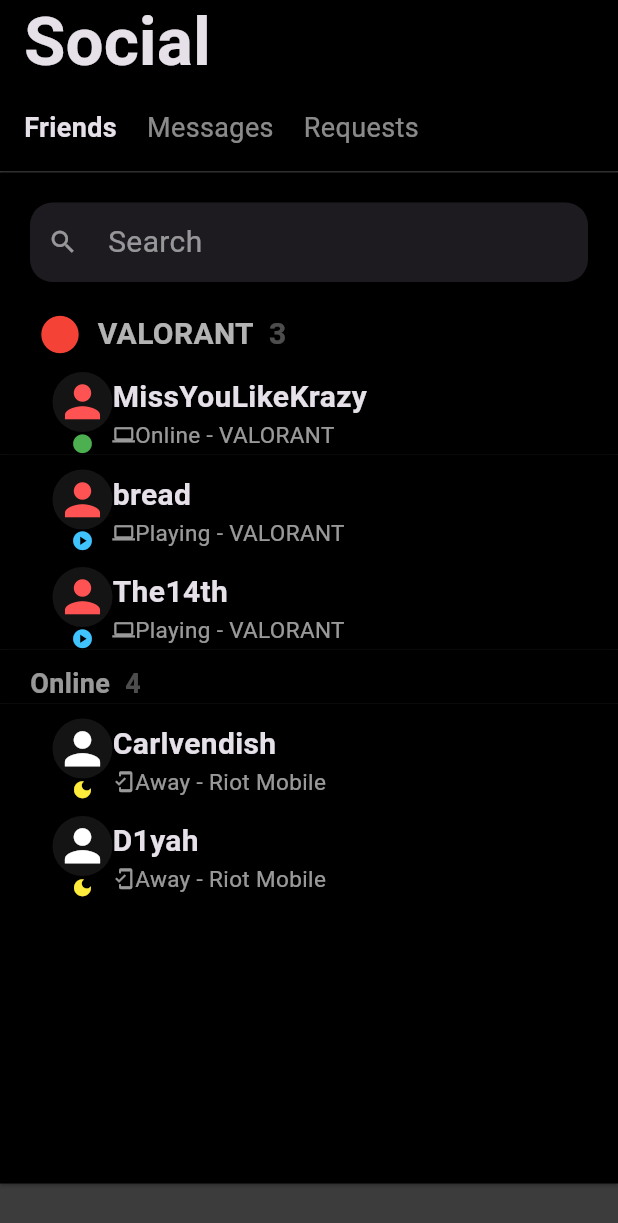
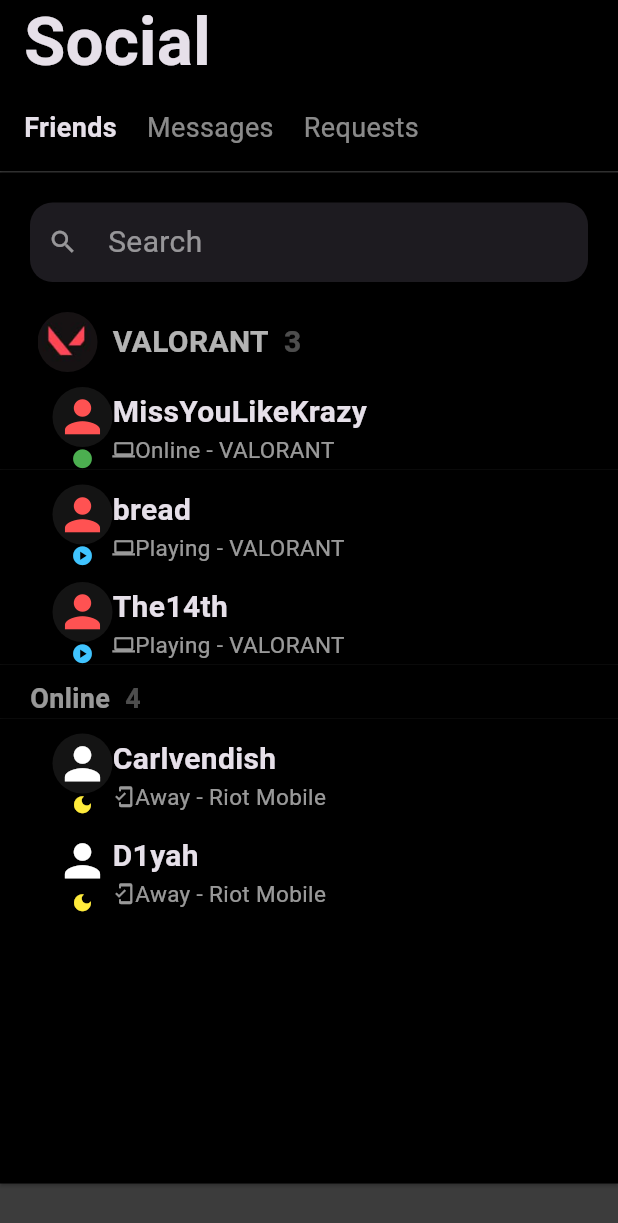
Before and after one commit to bryankinyo/IT314AB_QUINO, a Flutter app: the screen it shows after launch, on a phone screen of 412 x 824 dp. Shown: the top 1223 px of the screen. Run offline on Flutter 3.47's test engine with Material 3 defaults, Android fonts, the light colour scheme and no system bars; Roboto replaces fonts that are missing (arial).

Commit message:
feat: add midterm exam

```diff
--- a/feature_exam2/lib/main.dart
+++ b/feature_exam2/lib/main.dart
@@ -1,4 +1,5 @@
 import 'package:flutter/material.dart';
+import 'messages.dart';
 
 void main() {
   runApp(const MyApp());
@@ -7,7 +8,6 @@
 class MyApp extends StatelessWidget {
   const MyApp({super.key});
 
-  // This widget is the root of your application.
   @override
   Widget build(BuildContext context) {
     return MaterialApp(
@@ -17,30 +17,17 @@
         brightness: Brightness.dark,
         scaffoldBackgroundColor: const Color.fromARGB(255, 60, 60, 60),
       ),
-      home: _MyHomePageState(),
+      home: MyHomePageState(),
     );
   }
 }
 
-// class MyHomePage extends StatefulWidget {
-//   const MyHomePage({super.key, required this.title});
+class MyHomePageState extends StatefulWidget {
+  @override
+  State<MyHomePageState> createState() => _MyHomePageState();
+}
 
-//   // This widget is the home page of your application. It is stateful, meaning
-//   // that it has a State object (defined below) that contains fields that affect
-//   // how it looks.
-
-//   // This class is the configuration for the state. It holds the values (in this
-//   // case the title) provided by the parent (in this case the App widget) and
-//   // used by the build method of the State. Fields in a Widget subclass are
-//   // always marked "final".
-
-//   final String title;
-
-//   @override
-//   State<MyHomePage> createState() => _MyHomePageState();
-// }
-
-class _MyHomePageState extends StatelessWidget {
+class _MyHomePageState extends State<MyHomePageState> {
   final String friends = 'Friends';
   final String messages = 'Messages';
   final String requests = 'Requests';
@@ -49,24 +36,22 @@
   final String playing = 'Playing';
   final String away = 'Away';
   final String game = 'VALORANT';
+
   final int pcOnlineCount = 3;
   final int onlineCount = 4;
+
   final String user1 = 'MissYouLikeKrazy';
   final String user2 = 'bread';
   final String user3 = 'The14th';
   final String user4 = 'Carlvendish';
   final String user5 = 'D1yah';
+
   final String device = 'Riot Mobile';
 
+  final String Logo = 'assets/Screenshot 2026-09-17 133839.png';
 
   @override
   Widget build(BuildContext context) {
-    // This method is rerun every time setState is called, for instance as done
-    // by the _incrementCounter method above.
-    //
-    // The Flutter framework has been optimized to make rerunning build methods
-    // fast, so that you can just rebuild anything that needs updating rather
-    // than having to individually change instances of widgets.
     return Scaffold(
       appBar: AppBar(
         backgroundColor: Colors.black,
@@ -79,13 +64,18 @@
           ),
         ),
       ),
-      body: Center(
-        child: Column(
-          mainAxisAlignment: .start,
+
+      body: ListView.builder(
+        itemCount: 1,
+        itemBuilder: (context, index) {
+          return Column(
+            mainAxisAlignment: MainAxisAlignment.start,
             children: [
               Card(
                 margin: EdgeInsets.zero,
-              shape: RoundedRectangleBorder(borderRadius: BorderRadius.zero),
+                shape: RoundedRectangleBorder(
+                  borderRadius: BorderRadius.zero,
+                ),
                 color: Colors.black,
                 child: Padding(
                   padding: EdgeInsetsGeometry.all(16.0),
@@ -102,16 +92,35 @@
 
                       SizedBox(width: 20),
 
-                    Text(
+
+                      GestureDetector(
+                        onTap: () {
+                          Navigator.push(
+                            context,
+                            MaterialPageRoute(
+                              builder: (context) => ValorantMessages(),
+                            ),
+                          );
+                        },
+                        child: Text(
                           '$messages',
-                      style: TextStyle(fontSize: 18, fontFamily: 'sans-serif', color: Colors.white54),
+                          style: TextStyle(
+                            fontSize: 18,
+                            fontFamily: 'sans-serif',
+                            color: Colors.white54,
+                          ),
+                        ),
                       ),
 
                       SizedBox(width: 20),
 
                       Text(
                         '$requests',
-                      style: TextStyle(fontSize: 18, fontFamily: 'sans-serif', color: Colors.white54),
+                        style: TextStyle(
+                          fontSize: 18,
+                          fontFamily: 'sans-serif',
+                          color: Colors.white54,
+                        ),
                       ),
                     ],
                   ),
@@ -119,8 +128,15 @@
               ),
 
               Card(
-              margin: EdgeInsets.only(top: 1, bottom: 0, left: 0, right: 0),
-              shape: RoundedRectangleBorder(borderRadius: BorderRadius.zero),
+                margin: EdgeInsets.only(
+                  top: 1,
+                  bottom: 0,
+                  left: 0,
+                  right: 0,
+                ),
+                shape: RoundedRectangleBorder(
+                  borderRadius: BorderRadius.zero,
+                ),
                 color: Colors.black,
                 child: Padding(
                   padding: EdgeInsetsGeometry.all(16.0),
@@ -128,18 +144,25 @@
                     shape: RoundedRectangleBorder(
                       borderRadius: BorderRadiusGeometry.circular(15),
                     ),
-
                     child: Padding(
                       padding: EdgeInsetsGeometry.all(12),
                       child: Row(
                         children: [
-                        Icon(Icons.search, size: 20, color: Colors.white54),
+
+                          Icon(
+                            Icons.search,
+                            size: 20,
+                            color: Colors.white54,
+                          ),
 
                           SizedBox(width: 20),
 
                           Text(
                             '$search',
-                          style: TextStyle(fontSize: 20, color: Colors.white54),
+                            style: TextStyle(
+                              fontSize: 20,
+                              color: Colors.white54,
+                            ),
                           ),
                         ],
                       ),
@@ -148,9 +171,12 @@
                 ),
               ),
 
+
               Card(
                 margin: EdgeInsets.zero,
-              shape: RoundedRectangleBorder(borderRadius: BorderRadius.zero),
+                shape: RoundedRectangleBorder(
+                  borderRadius: BorderRadius.zero,
+                ),
                 color: Colors.black,
                 child: Padding(
                   padding: EdgeInsetsGeometry.only(
@@ -161,7 +187,12 @@
                   ),
                   child: Row(
                     children: [
-                    Icon(Icons.circle, color: Colors.red, size: 30),
+
+                      CircleAvatar(
+                        radius: 20,
+                        backgroundImage: AssetImage(Logo),
+                        backgroundColor: Colors.black,
+                      ),
 
                       SizedBox(width: 10),
 
@@ -191,9 +222,12 @@
                 ),
               ),
 
+
               Card(
                 margin: EdgeInsets.zero,
-              shape: RoundedRectangleBorder(borderRadius: BorderRadius.zero),
+                shape: RoundedRectangleBorder(
+                  borderRadius: BorderRadius.zero,
+                ),
                 color: Colors.black,
                 child: Padding(
                   padding: EdgeInsetsGeometry.only(
@@ -204,10 +238,17 @@
                   ),
                   child: Row(
                     children: [
+
                       Column(
                         children: [
+
                           CircleAvatar(
-                          backgroundColor: Color.fromARGB(255, 20, 20, 20),
+                            backgroundColor: Color.fromARGB(
+                              255,
+                              20,
+                              20,
+                              20,
+                            ),
                             child: Icon(
                               Icons.person,
                               size: 35,
@@ -215,13 +256,18 @@
                             ),
                           ),
 
-                        Icon(Icons.circle, size: 15, color: Colors.green),
+                          Icon(
+                            Icons.circle,
+                            size: 15,
+                            color: Colors.green,
+                          ),
                         ],
                       ),
 
                       Column(
                         crossAxisAlignment: CrossAxisAlignment.start,
                         children: [
+
                           Text(
                             '$user1',
                             style: TextStyle(
@@ -231,16 +277,24 @@
                             ),
                           ),
 
-                        Row(children: [
-                        Icon(Icons.computer, size: 15, color: Colors.white60),
+                          Row(
+                            children: [
+
+                              Icon(
+                                Icons.computer,
+                                size: 15,
+                                color: Colors.white60,
+                              ),
+
                               Text(
                                 '$online - $game',
                                 style: TextStyle(
                                   color: Colors.white60,
                                   fontSize: 15,
-                          )
-                          )
-                        ],)
+                                ),
+                              ),
+                            ],
+                          ),
                         ],
                       ),
                     ],
@@ -248,9 +302,12 @@
                 ),
               ),
 
+
               Card(
                 margin: EdgeInsets.zero,
-              shape: RoundedRectangleBorder(borderRadius: BorderRadius.zero),
+                shape: RoundedRectangleBorder(
+                  borderRadius: BorderRadius.zero,
+                ),
                 color: Colors.black,
                 child: Padding(
                   padding: EdgeInsetsGeometry.only(
@@ -261,10 +318,17 @@
                   ),
                   child: Row(
                     children: [
+
                       Column(
                         children: [
+
                           CircleAvatar(
-                          backgroundColor: Color.fromARGB(255, 20, 20, 20),
+                            backgroundColor: Color.fromARGB(
+                              255,
+                              20,
+                              20,
+                              20,
+                            ),
                             child: Icon(
                               Icons.person,
                               size: 35,
@@ -272,13 +336,18 @@
                             ),
                           ),
 
-                        Icon(Icons.play_circle, size: 15, color: Colors.lightBlueAccent),
+                          Icon(
+                            Icons.play_circle,
+                            size: 15,
+                            color: Colors.lightBlueAccent,
+                          ),
                         ],
                       ),
 
                       Column(
                         crossAxisAlignment: CrossAxisAlignment.start,
                         children: [
+
                           Text(
                             '$user2',
                             style: TextStyle(
@@ -288,16 +357,24 @@
                             ),
                           ),
 
-                        Row(children: [
-                        Icon(Icons.computer, size: 15, color: Colors.white60),
+                          Row(
+                            children: [
+
+                              Icon(
+                                Icons.computer,
+                                size: 15,
+                                color: Colors.white60,
+                              ),
+
                               Text(
                                 '$playing - $game',
                                 style: TextStyle(
                                   color: Colors.white60,
                                   fontSize: 15,
-                          )
-                          )
-                        ],)
+                                ),
+                              ),
+                            ],
+                          ),
                         ],
                       ),
                     ],
@@ -305,9 +382,12 @@
                 ),
               ),
 
+
               Card(
                 margin: EdgeInsets.zero,
-              shape: RoundedRectangleBorder(borderRadius: BorderRadius.zero),
+                shape: RoundedRectangleBorder(
+                  borderRadius: BorderRadius.zero,
+                ),
                 color: Colors.black,
                 child: Padding(
                   padding: EdgeInsetsGeometry.only(
@@ -318,10 +398,17 @@
                   ),
                   child: Row(
                     children: [
+
                       Column(
                         children: [
+
                           CircleAvatar(
-                          backgroundColor: Color.fromARGB(255, 20, 20, 20),
+                            backgroundColor: Color.fromARGB(
+                              255,
+                              20,
+                              20,
+                              20,
+                            ),
                             child: Icon(
                               Icons.person,
                               size: 35,
@@ -329,13 +416,18 @@
                             ),
                           ),
 
-                        Icon(Icons.play_circle, size: 15, color: Colors.lightBlueAccent),
+                          Icon(
+                            Icons.play_circle,
+                            size: 15,
+                            color: Colors.lightBlueAccent,
+                          ),
                         ],
                       ),
 
                       Column(
                         crossAxisAlignment: CrossAxisAlignment.start,
                         children: [
+
                           Text(
                             '$user3',
                             style: TextStyle(
@@ -345,16 +437,24 @@
                             ),
                           ),
 
-                        Row(children: [
-                        Icon(Icons.computer, size: 15, color: Colors.white60),
+                          Row(
+                            children: [
+
+                              Icon(
+                                Icons.computer,
+                                size: 15,
+                                color: Colors.white60,
+                              ),
+
                               Text(
                                 '$playing - $game',
                                 style: TextStyle(
                                   color: Colors.white60,
                                   fontSize: 15,
-                          )
-                          )
-                        ],)
+                                ),
+                              ),
+                            ],
+                          ),
                         ],
                       ),
                     ],
@@ -362,9 +462,12 @@
                 ),
               ),
 
+
               Card(
                 margin: EdgeInsets.zero,
-              shape: RoundedRectangleBorder(borderRadius: BorderRadius.zero),
+                shape: RoundedRectangleBorder(
+                  borderRadius: BorderRadius.zero,
+                ),
                 color: Colors.black,
                 child: Padding(
                   padding: EdgeInsetsGeometry.only(
@@ -373,14 +476,16 @@
                     top: 10,
                     bottom: 0,
                   ),
-                child: Row(children: [
+                  child: Row(
+                    children: [
+
                       Text(
                         'Online',
                         style: TextStyle(
                           color: Colors.white60,
                           fontSize: 18,
                           fontWeight: FontWeight.bold,
-                    )
+                        ),
                       ),
 
                       SizedBox(width: 10),
@@ -391,15 +496,19 @@
                           color: Colors.white30,
                           fontSize: 18,
                           fontWeight: FontWeight.bold,
-                    )
-                  )
-                ],)
+                        ),
+                      ),
+                    ],
+                  ),
                 ),
               ),
 
+
               Card(
                 margin: EdgeInsets.zero,
-              shape: RoundedRectangleBorder(borderRadius: BorderRadius.zero),
+                shape: RoundedRectangleBorder(
+                  borderRadius: BorderRadius.zero,
+                ),
                 color: Colors.black,
                 child: Padding(
                   padding: EdgeInsetsGeometry.only(
@@ -410,10 +519,17 @@
                   ),
                   child: Row(
                     children: [
+
                       Column(
                         children: [
+
                           CircleAvatar(
-                          backgroundColor: Color.fromARGB(255, 20, 20, 20),
+                            backgroundColor: Color.fromARGB(
+                              255,
+                              20,
+                              20,
+                              20,
+                            ),
                             child: Icon(
                               Icons.person,
                               size: 35,
@@ -421,13 +537,18 @@
                             ),
                           ),
 
-                        Icon(Icons.dark_mode, size: 15, color: Colors.yellow),
+                          Icon(
+                            Icons.dark_mode,
+                            size: 15,
+                            color: Colors.yellow,
+                          ),
                         ],
                       ),
 
                       Column(
                         crossAxisAlignment: CrossAxisAlignment.start,
                         children: [
+
                           Text(
                             '$user4',
                             style: TextStyle(
@@ -437,16 +558,24 @@
                             ),
                           ),
 
-                        Row(children: [
-                        Icon(Icons.mobile_friendly, size: 15, color: Colors.white60),
+                          Row(
+                            children: [
+
+                              Icon(
+                                Icons.mobile_friendly,
+                                size: 15,
+                                color: Colors.white60,
+                              ),
+
                               Text(
                                 '$away - $device',
                                 style: TextStyle(
                                   color: Colors.white60,
                                   fontSize: 15,
-                          )
-                          )
-                        ],)
+                                ),
+                              ),
+                            ],
+                          ),
                         ],
                       ),
                     ],
@@ -454,23 +583,33 @@
                 ),
               ),
 
+
               Card(
                 margin: EdgeInsets.zero,
-              shape: RoundedRectangleBorder(borderRadius: BorderRadius.zero),
+                shape: RoundedRectangleBorder(
+                  borderRadius: BorderRadius.zero,
+                ),
                 color: Colors.black,
                 child: Padding(
                   padding: EdgeInsetsGeometry.only(
                     left: 35,
                     right: 0,
                     top: 10,
-                  bottom: 190,
+                    bottom: 180,
                   ),
                   child: Row(
                     children: [
+
                       Column(
                         children: [
+
                           CircleAvatar(
-                          backgroundColor: Color.fromARGB(255, 20, 20, 20),
+                            backgroundColor: Color.fromARGB(
+                              255,
+                              0,
+                              0,
+                              0,
+                            ),
                             child: Icon(
                               Icons.person,
                               size: 35,
@@ -478,13 +617,18 @@
                             ),
                           ),
 
-                        Icon(Icons.dark_mode, size: 15, color: Colors.yellow),
+                          Icon(
+                            Icons.dark_mode,
+                            size: 15,
+                            color: Colors.yellow,
+                          ),
                         ],
                       ),
 
                       Column(
                         crossAxisAlignment: CrossAxisAlignment.start,
                         children: [
+
                           Text(
                             '$user5',
                             style: TextStyle(
@@ -494,16 +638,24 @@
                             ),
                           ),
 
-                        Row(children: [
-                        Icon(Icons.mobile_friendly, size: 15, color: Colors.white60),
+                          Row(
+                            children: [
+
+                              Icon(
+                                Icons.mobile_friendly,
+                                size: 15,
+                                color: Colors.white60,
+                              ),
+
                               Text(
                                 '$away - $device',
                                 style: TextStyle(
                                   color: Colors.white60,
                                   fontSize: 15,
-                          )
-                          )
-                        ],)
+                                ),
+                              ),
+                            ],
+                          ),
                         ],
                       ),
                     ],
@@ -511,7 +663,8 @@
                 ),
               ),
             ],
-        ),
+          );
+        },
       ),
     );
   }
--- a/feature_exam2/pubspec.yaml
+++ b/feature_exam2/pubspec.yaml
@@ -61,7 +61,8 @@
   # assets:
   #   - images/a_dot_burr.jpeg
   #   - images/a_dot_ham.jpeg
-
+  assets:
+   - assets/Screenshot 2026-09-17 133839.png
   # An image asset can refer to one or more resolution-specific "variants", see
   # https://flutter.dev/to/resolution-aware-images
 
```
Also changed, not shown: feature_exam2/lib/messages.dart (added, +102 -0 lines), feature_exam2/assets/Screenshot 2026-09-17 133839.png (added). Lines whose indentation alone changed are shown as unchanged.
